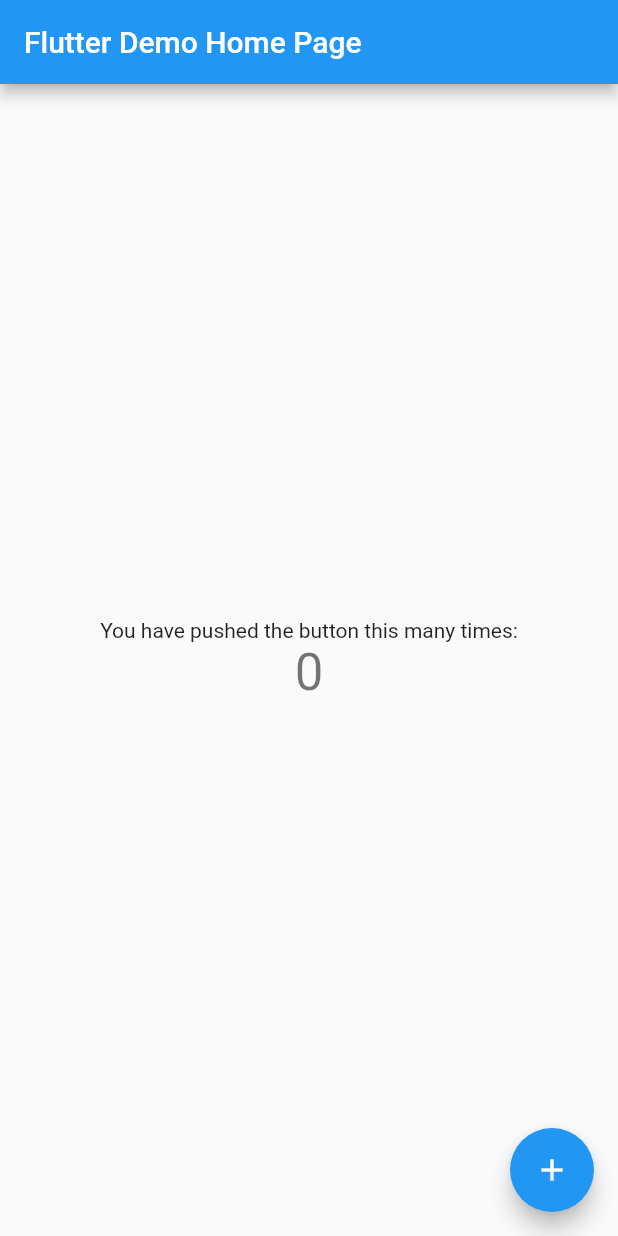
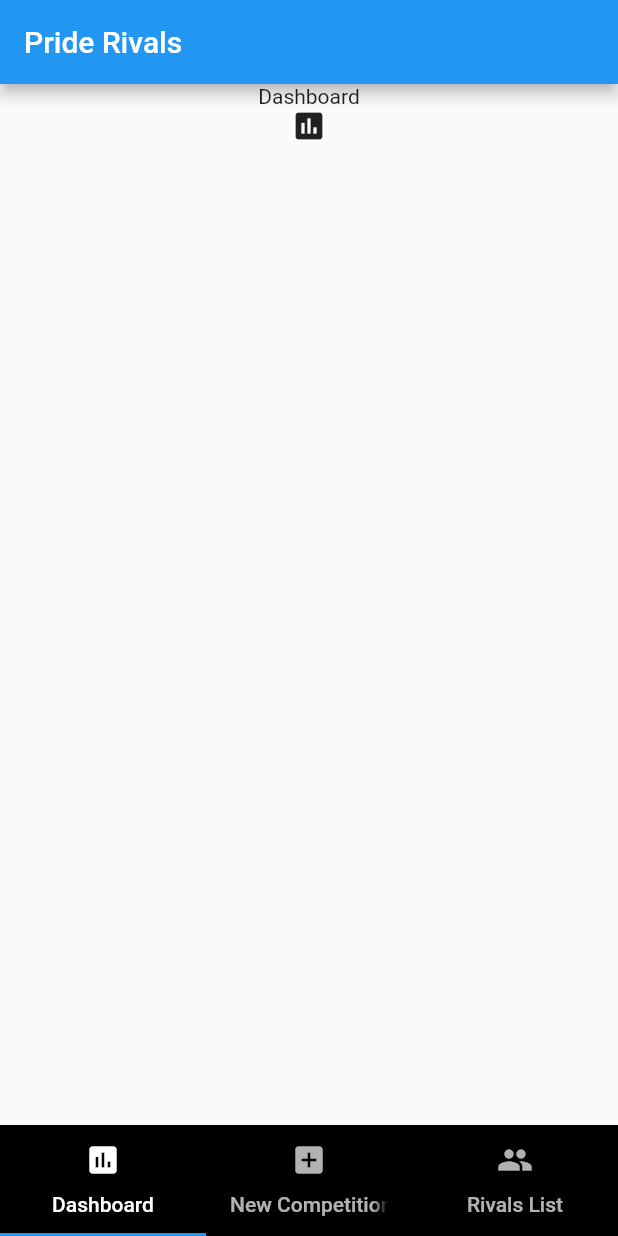
Before and after one commit to matthewru/rivals, a Flutter app: the screen it shows after launch, on a phone screen of 412 x 824 dp. Run offline on Flutter 3.47's test engine with Material 2 defaults, Android fonts, the phone set to English and light mode, and no system bars.

Commit message:
Added common files and implemented bottom nav bar

```diff
--- /dev/null
+++ b/rivalsapp/lib/common/colors.dart
@@ -0,0 +1,5 @@
+import 'package:flutter/material.dart';
+
+const RED = Colors.red;
+
+const BLACK = Colors.black;
--- /dev/null
+++ b/rivalsapp/lib/common/const.dart
@@ -0,0 +1 @@
+import 'package:flutter/material.dart';
--- /dev/null
+++ b/rivalsapp/lib/common/fonts.dart
@@ -0,0 +1 @@
+import 'package:flutter/material.dart';
--- /dev/null
+++ b/rivalsapp/lib/common/icons.dart
@@ -0,0 +1,7 @@
+import 'package:flutter/material.dart';
+
+const ADD_BOX = Icons.add_box;
+
+const DASHBOARD = Icons.assessment;
+
+const PEOPLE = Icons.people;
--- /dev/null
+++ b/rivalsapp/lib/common/images.dart
@@ -0,0 +1 @@
+import 'package:flutter/material.dart';
--- /dev/null
+++ b/rivalsapp/lib/common/screens.dart
@@ -0,0 +1,2 @@
+import 'package:flutter/material.dart';
+import '../screens/rivals_list.dart';
--- /dev/null
+++ b/rivalsapp/lib/common/textstyle.dart
@@ -0,0 +1,4 @@
+import 'package:flutter/material.dart';
+
+ const TextStyle TITLE_STYLE =
+  TextStyle(fontSize: 30, fontWeight: FontWeight.bold);
--- a/rivalsapp/lib/main.dart
+++ b/rivalsapp/lib/main.dart
@@ -1,117 +1,4 @@
 import 'package:flutter/material.dart';
+import 'widgets/bottom_navigation_bar.dart';
 
-void main() {
-  runApp(MyApp());
-}
-
-class MyApp extends StatelessWidget {
-  // This widget is the root of your application.
-  @override
-  Widget build(BuildContext context) {
-    return MaterialApp(
-      title: 'Flutter Demo',
-      theme: ThemeData(
-        // This is the theme of your application.
-        //
-        // Try running your application with "flutter run". You'll see the
-        // application has a blue toolbar. Then, without quitting the app, try
-        // changing the primarySwatch below to Colors.green and then invoke
-        // "hot reload" (press "r" in the console where you ran "flutter run",
-        // or simply save your changes to "hot reload" in a Flutter IDE).
-        // Notice that the counter didn't reset back to zero; the application
-        // is not restarted.
-        primarySwatch: Colors.blue,
-        // This makes the visual density adapt to the platform that you run
-        // the app on. For desktop platforms, the controls will be smaller and
-        // closer together (more dense) than on mobile platforms.
-        visualDensity: VisualDensity.adaptivePlatformDensity,
-      ),
-      home: MyHomePage(title: 'Flutter Demo Home Page'),
-    );
-  }
-}
-
-class MyHomePage extends StatefulWidget {
-  MyHomePage({Key key, this.title}) : super(key: key);
-
-  // This widget is the home page of your application. It is stateful, meaning
-  // that it has a State object (defined below) that contains fields that affect
-  // how it looks.
-
-  // This class is the configuration for the state. It holds the values (in this
-  // case the title) provided by the parent (in this case the App widget) and
-  // used by the build method of the State. Fields in a Widget subclass are
-  // always marked "final".
-
-  final String title;
-
-  @override
-  _MyHomePageState createState() => _MyHomePageState();
-}
-
-class _MyHomePageState extends State<MyHomePage> {
-  int _counter = 0;
-
-  void _incrementCounter() {
-    setState(() {
-      // This call to setState tells the Flutter framework that something has
-      // changed in this State, which causes it to rerun the build method below
-      // so that the display can reflect the updated values. If we changed
-      // _counter without calling setState(), then the build method would not be
-      // called again, and so nothing would appear to happen.
-      _counter++;
-    });
-  }
-
-  @override
-  Widget build(BuildContext context) {
-    // This method is rerun every time setState is called, for instance as done
-    // by the _incrementCounter method above.
-    //
-    // The Flutter framework has been optimized to make rerunning build methods
-    // fast, so that you can just rebuild anything that needs updating rather
-    // than having to individually change instances of widgets.
-    return Scaffold(
-      appBar: AppBar(
-        // Here we take the value from the MyHomePage object that was created by
-        // the App.build method, and use it to set our appbar title.
-        title: Text(widget.title),
-      ),
-      body: Center(
-        // Center is a layout widget. It takes a single child and positions it
-        // in the middle of the parent.
-        child: Column(
-          // Column is also a layout widget. It takes a list of children and
-          // arranges them vertically. By default, it sizes itself to fit its
-          // children horizontally, and tries to be as tall as its parent.
-          //
-          // Invoke "debug painting" (press "p" in the console, choose the
-          // "Toggle Debug Paint" action from the Flutter Inspector in Android
-          // Studio, or the "Toggle Debug Paint" command in Visual Studio Code)
-          // to see the wireframe for each widget.
-          //
-          // Column has various properties to control how it sizes itself and
-          // how it positions its children. Here we use mainAxisAlignment to
-          // center the children vertically; the main axis here is the vertical
-          // axis because Columns are vertical (the cross axis would be
-          // horizontal).
-          mainAxisAlignment: MainAxisAlignment.center,
-          children: <Widget>[
-            Text(
-              'You have pushed the button this many times:',
-            ),
-            Text(
-              '$_counter',
-              style: Theme.of(context).textTheme.headline4,
-            ),
-          ],
-        ),
-      ),
-      floatingActionButton: FloatingActionButton(
-        onPressed: _incrementCounter,
-        tooltip: 'Increment',
-        child: Icon(Icons.add),
-      ), // This trailing comma makes auto-formatting nicer for build methods.
-    );
-  }
-}
+void main() => runApp(BottomTabBar());
--- /dev/null
+++ b/rivalsapp/lib/screens/dashboard.dart
@@ -0,0 +1,14 @@
+import 'package:flutter/material.dart';
+import '../common/icons.dart';
+
+@immutable
+class Dashboard extends StatelessWidget{
+
+  const Dashboard();
+
+  Widget build(BuildContext context){
+    return Column(
+      children: [Text('Dashboard'), Icon(DASHBOARD)],
+    );
+  }
+}
--- /dev/null
+++ b/rivalsapp/lib/screens/new_comp.dart
@@ -0,0 +1,14 @@
+import 'package:flutter/material.dart';
+import '../common/icons.dart';
+
+@immutable
+class NewComp extends StatelessWidget{
+
+  const NewComp();
+
+  Widget build(BuildContext context){
+    return Column(
+      children: [Text('New Competition'), Icon(ADD_BOX)],
+    );
+  }
+}
--- /dev/null
+++ b/rivalsapp/lib/screens/rivals_list.dart
@@ -0,0 +1,14 @@
+import 'package:flutter/material.dart';
+import '../common/icons.dart';
+
+@immutable
+class RivalsList extends StatelessWidget{
+
+  const RivalsList();
+
+  Widget build(BuildContext context){
+    return Column(
+      children: [Text('Rivals List'), Icon(PEOPLE)],
+    );
+  }
+}
--- /dev/null
+++ b/rivalsapp/lib/widgets/bottom_navigation_bar.dart
@@ -0,0 +1,44 @@
+import 'package:flutter/material.dart';
+import '../common/colors.dart';
+import '../common/icons.dart';
+import '../screens/rivals_list.dart';
+import '../screens/dashboard.dart';
+import '../screens/new_comp.dart';
+
+class BottomTabBar extends StatefulWidget {
+  BottomTabBar({Key key}) : super(key: key);
+
+  @override
+  _BottomTabBarState createState() => _BottomTabBarState();
+}
+
+class _BottomTabBarState extends State<BottomTabBar> {
+
+
+  static const _TabPages = <Widget>[
+    Dashboard(),
+    NewComp(),
+    RivalsList()
+  ];
+  static const _Tabs = <Tab>[
+    Tab(icon: Icon(DASHBOARD), text: 'Dashboard'),
+    Tab(icon: Icon(ADD_BOX), text: 'New Competition'),
+    Tab(icon: Icon(PEOPLE), text: 'Rivals List')
+  ];
+
+  @override
+  Widget build(BuildContext context) {
+    return DefaultTabController(
+        length: _Tabs.length,
+        child: MaterialApp(
+            home: Scaffold(
+          appBar: AppBar(title: Text('Pride Rivals')),
+          body: TabBarView(children: _TabPages),
+          bottomNavigationBar: Material(
+              color: BLACK,
+              child: TabBar(
+                tabs: _Tabs,
+              )),
+        )));
+  }
+}
```
Also changed, not shown: 1 other file.
